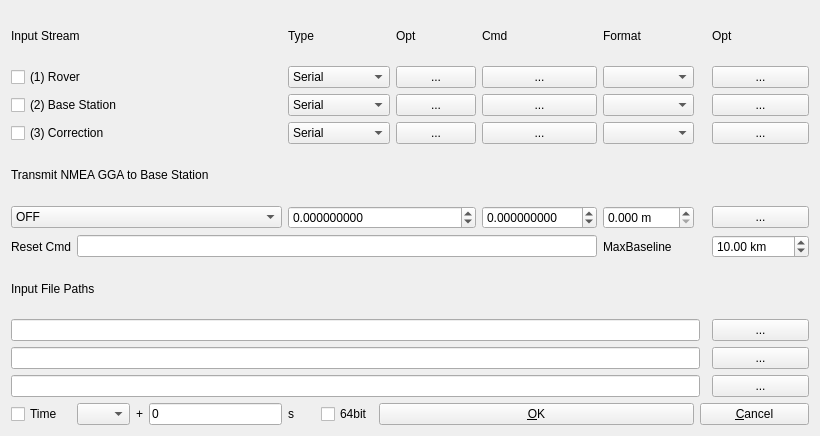
Before: the Qt Designer form app/qtapp/rtknavi_qt/instrdlg.ui in lhuisman/myRTKLIB, drawn with Qt 5.
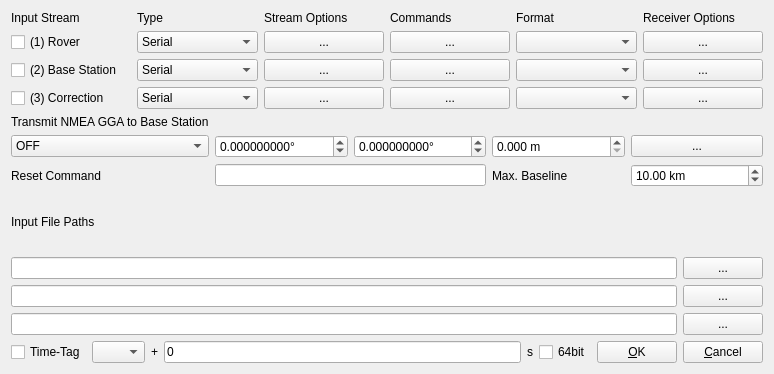
After: the same form once the commit is applied.

Diff of the .ui file:
```diff
--- a/app/qtapp/rtknavi_qt/instrdlg.ui
+++ b/app/qtapp/rtknavi_qt/instrdlg.ui
@@ -6,8 +6,8 @@
    <rect>
     <x>0</x>
     <y>0</y>
-    <width>820</width>
-    <height>436</height>
+    <width>774</width>
+    <height>374</height>
    </rect>
   </property>
   <property name="windowTitle">
@@ -17,274 +17,22 @@
    <string/>
   </property>
   <layout class="QGridLayout" name="gridLayout">
-   <item row="0" column="10">
-    <widget class="QLabel" name="Label7">
-     <property name="toolTip">
-      <string/>
-     </property>
-     <property name="text">
-      <string>Format</string>
-     </property>
-    </widget>
-   </item>
-   <item row="6" column="4" colspan="4">
-    <widget class="QDoubleSpinBox" name="sBNmeaPosition1">
-     <property name="decimals">
-      <number>9</number>
-     </property>
-     <property name="minimum">
-      <double>-180.000000000000000</double>
-     </property>
-     <property name="maximum">
-      <double>180.000000000000000</double>
-     </property>
-    </widget>
-   </item>
-   <item row="11" column="0" colspan="12">
-    <widget class="QLineEdit" name="lEFilePath3">
-     <property name="toolTip">
-      <string/>
-     </property>
-    </widget>
-   </item>
-   <item row="9" column="0" colspan="12">
-    <widget class="QLineEdit" name="lEFilePath1">
-     <property name="toolTip">
-      <string/>
-     </property>
-    </widget>
-   </item>
-   <item row="9" column="13">
-    <widget class="QPushButton" name="btnFile1">
-     <property name="toolTip">
-      <string/>
-     </property>
-     <property name="text">
-      <string>...</string>
-     </property>
-    </widget>
-   </item>
-   <item row="3" column="13">
-    <widget class="QPushButton" name="btnReceiverOptions3">
-     <property name="toolTip">
-      <string/>
-     </property>
-     <property name="text">
-      <string>...</string>
-     </property>
-    </widget>
-   </item>
-   <item row="6" column="0" colspan="4">
-    <widget class="QComboBox" name="cBNmeaReqL">
-     <property name="toolTip">
-      <string/>
-     </property>
-     <item>
-      <property name="text">
-       <string>OFF</string>
-      </property>
-     </item>
-     <item>
-      <property name="text">
-       <string>Latitude/Longitude</string>
-      </property>
-     </item>
-     <item>
-      <property name="text">
-       <string>Single Solution</string>
-      </property>
-     </item>
-    </widget>
-   </item>
-   <item row="1" column="13">
-    <widget class="QPushButton" name="btnReceiverOptions1">
-     <property name="toolTip">
-      <string/>
-     </property>
-     <property name="text">
-      <string>...</string>
-     </property>
-    </widget>
-   </item>
-   <item row="3" column="10">
-    <widget class="QComboBox" name="cBFormat3">
-     <property name="toolTip">
-      <string/>
-     </property>
-    </widget>
-   </item>
-   <item row="6" column="8" colspan="2">
-    <widget class="QDoubleSpinBox" name="sBNmeaPosition2">
-     <property name="decimals">
-      <number>9</number>
-     </property>
-     <property name="minimum">
-      <double>-180.000000000000000</double>
-     </property>
-     <property name="maximum">
-      <double>180.000000000000000</double>
-     </property>
-    </widget>
-   </item>
-   <item row="2" column="10">
-    <widget class="QComboBox" name="cBFormat2">
-     <property name="toolTip">
-      <string/>
-     </property>
-    </widget>
-   </item>
-   <item row="6" column="10">
-    <widget class="QDoubleSpinBox" name="sBNmeaPosition3">
-     <property name="suffix">
-      <string> m</string>
-     </property>
-     <property name="decimals">
-      <number>3</number>
-     </property>
-     <property name="maximum">
-      <double>8000.000000000000000</double>
-     </property>
-    </widget>
-   </item>
-   <item row="1" column="10">
-    <widget class="QComboBox" name="cBFormat1">
-     <property name="toolTip">
-      <string/>
-     </property>
-    </widget>
-   </item>
-   <item row="1" column="4" colspan="3">
-    <widget class="QComboBox" name="cBStream1">
-     <property name="toolTip">
-      <string/>
-     </property>
-     <item>
-      <property name="text">
-       <string>Serial</string>
-      </property>
-     </item>
-     <item>
-      <property name="text">
-       <string>TCP Client</string>
-      </property>
-     </item>
-     <item>
-      <property name="text">
-       <string>TCP Server</string>
-      </property>
-     </item>
-     <item>
-      <property name="text">
-       <string>NTRIP Client</string>
-      </property>
-     </item>
-     <item>
-      <property name="text">
-       <string>File</string>
-      </property>
-     </item>
-    </widget>
-   </item>
-   <item row="2" column="4" colspan="3">
-    <widget class="QComboBox" name="cBStream2">
-     <property name="toolTip">
-      <string/>
-     </property>
-     <item>
-      <property name="text">
-       <string>Serial</string>
-      </property>
-     </item>
-     <item>
-      <property name="text">
-       <string>TCP Client</string>
-      </property>
-     </item>
-     <item>
-      <property name="text">
-       <string>TCP Server</string>
-      </property>
-     </item>
-     <item>
-      <property name="text">
-       <string>NTRIP Client</string>
-      </property>
-     </item>
-     <item>
-      <property name="text">
-       <string>File</string>
-      </property>
-     </item>
-    </widget>
-   </item>
-   <item row="2" column="7">
-    <widget class="QPushButton" name="btnStream2">
-     <property name="toolTip">
-      <string/>
-     </property>
-     <property name="text">
-      <string>...</string>
-     </property>
-    </widget>
-   </item>
-   <item row="6" column="13">
-    <widget class="QPushButton" name="btnPosition">
-     <property name="toolTip">
-      <string/>
-     </property>
-     <property name="text">
-      <string>...</string>
-     </property>
-    </widget>
-   </item>
-   <item row="1" column="0" colspan="4">
-    <widget class="QCheckBox" name="cBStreamC1">
-     <property name="toolTip">
-      <string/>
-     </property>
-     <property name="text">
-      <string>(1) Rover</string>
-     </property>
-    </widget>
-   </item>
-   <item row="13" column="11" colspan="3">
-    <widget class="QPushButton" name="btnCancel">
-     <property name="toolTip">
-      <string/>
-     </property>
-     <property name="text">
-      <string>&amp;Cancel</string>
-     </property>
-    </widget>
-   </item>
-   <item row="13" column="4">
-    <widget class="QLabel" name="lblF2">
-     <property name="text">
-      <string>s</string>
-     </property>
-    </widget>
-   </item>
-   <item row="2" column="13">
-    <widget class="QPushButton" name="btnReceiverOptions2">
-     <property name="toolTip">
-      <string/>
-     </property>
-     <property name="text">
-      <string>...</string>
-     </property>
-    </widget>
-   </item>
-   <item row="2" column="8" colspan="2">
-    <widget class="QPushButton" name="btnCmd2">
-     <property name="toolTip">
-      <string/>
-     </property>
-     <property name="text">
-      <string>...</string>
-     </property>
-    </widget>
-   </item>
-   <item row="13" column="1">
+   <item row="13" column="0">
+    <widget class="QWidget" name="widget_3" native="true">
+     <layout class="QGridLayout" name="gridLayout_4">
+      <property name="leftMargin">
+       <number>0</number>
+      </property>
+      <property name="topMargin">
+       <number>0</number>
+      </property>
+      <property name="rightMargin">
+       <number>0</number>
+      </property>
+      <property name="bottomMargin">
+       <number>0</number>
+      </property>
+      <item row="0" column="1">
     <widget class="QComboBox" name="cBTimeSpeedL">
      <property name="toolTip">
       <string/>
@@ -331,7 +79,17 @@
      </item>
     </widget>
    </item>
-   <item row="13" column="2">
+      <item row="0" column="3">
+       <widget class="QLineEdit" name="lETimeStartE">
+        <property name="toolTip">
+         <string>Specify the start time for replay</string>
+        </property>
+        <property name="text">
+         <string>0</string>
+        </property>
+       </widget>
+      </item>
+      <item row="0" column="2">
     <widget class="QLabel" name="lblF3">
      <property name="toolTip">
       <string/>
@@ -341,17 +99,37 @@
      </property>
     </widget>
    </item>
-   <item row="4" column="0" colspan="6">
-    <widget class="QLabel" name="lblNmea">
+      <item row="0" column="0">
+       <widget class="QCheckBox" name="cBTimeTagC">
      <property name="toolTip">
       <string/>
      </property>
      <property name="text">
-      <string>Transmit NMEA GGA to Base Station</string>
+         <string>Time-Tag</string>
      </property>
     </widget>
    </item>
-   <item row="13" column="6" colspan="5">
+      <item row="0" column="4">
+       <widget class="QLabel" name="lblF2">
+        <property name="text">
+         <string>s</string>
+        </property>
+       </widget>
+      </item>
+      <item row="0" column="5">
+       <widget class="QCheckBox" name="cB64Bit">
+        <property name="toolTip">
+         <string>Use 64 bit time-tags</string>
+        </property>
+        <property name="text">
+         <string>64bit</string>
+        </property>
+       </widget>
+      </item>
+     </layout>
+    </widget>
+   </item>
+   <item row="13" column="1">
     <widget class="QPushButton" name="btnOk">
      <property name="toolTip">
       <string/>
@@ -364,81 +142,17 @@
      </property>
     </widget>
    </item>
-   <item row="10" column="13">
-    <widget class="QPushButton" name="btnFile2">
+   <item row="13" column="2">
+    <widget class="QPushButton" name="btnCancel">
      <property name="toolTip">
       <string/>
      </property>
      <property name="text">
-      <string>...</string>
+      <string>&amp;Cancel</string>
      </property>
     </widget>
    </item>
-   <item row="10" column="0" colspan="12">
-    <widget class="QLineEdit" name="lEFilePath2">
-     <property name="toolTip">
-      <string/>
-     </property>
-    </widget>
-   </item>
-   <item row="0" column="0" colspan="2">
-    <widget class="QLabel" name="Label10">
-     <property name="toolTip">
-      <string/>
-     </property>
-     <property name="text">
-      <string>Input Stream</string>
-     </property>
-    </widget>
-   </item>
-   <item row="3" column="0" colspan="4">
-    <widget class="QCheckBox" name="cBStreamC3">
-     <property name="toolTip">
-      <string/>
-     </property>
-     <property name="text">
-      <string>(3) Correction</string>
-     </property>
-    </widget>
-   </item>
-   <item row="13" column="3">
-    <widget class="QLineEdit" name="lETimeStartE">
-     <property name="text">
-      <string>0</string>
-     </property>
-    </widget>
-   </item>
-   <item row="0" column="8" colspan="2">
-    <widget class="QLabel" name="Label11">
-     <property name="toolTip">
-      <string/>
-     </property>
-     <property name="text">
-      <string>Cmd</string>
-     </property>
-    </widget>
-   </item>
-   <item row="0" column="13">
-    <widget class="QLabel" name="Label1">
-     <property name="toolTip">
-      <string/>
-     </property>
-     <property name="text">
-      <string>Opt</string>
-     </property>
-    </widget>
-   </item>
-   <item row="8" column="0" colspan="2">
-    <widget class="QLabel" name="lblF1">
-     <property name="toolTip">
-      <string/>
-     </property>
-     <property name="text">
-      <string>Input File Paths</string>
-     </property>
-    </widget>
-   </item>
-   <item row="11" column="13">
+   <item row="11" column="2">
     <widget class="QPushButton" name="btnFile3">
      <property name="toolTip">
       <string/>
@@ -448,17 +162,214 @@
      </property>
     </widget>
    </item>
-   <item row="13" column="0">
-    <widget class="QCheckBox" name="cBTimeTagC">
+   <item row="11" column="0" colspan="2">
+    <widget class="QLineEdit" name="lEFilePath3">
      <property name="toolTip">
+      <string>Specify file name for correction data</string>
+     </property>
+    </widget>
+   </item>
+   <item row="10" column="0" colspan="2">
+    <widget class="QLineEdit" name="lEFilePath2">
+     <property name="toolTip">
+      <string>Specify file name for base station data</string>
+     </property>
+    </widget>
+   </item>
+   <item row="10" column="2">
+    <widget class="QPushButton" name="btnFile2">
+     <property name="toolTip">
+      <string>Select base station data file</string>
+     </property>
+     <property name="text">
+      <string>...</string>
+     </property>
+    </widget>
+   </item>
+   <item row="9" column="2">
+    <widget class="QPushButton" name="btnFile1">
+     <property name="toolTip">
+      <string>Select rover data file</string>
+     </property>
+     <property name="text">
+      <string>...</string>
+     </property>
+    </widget>
+   </item>
+   <item row="9" column="0" colspan="2">
+    <widget class="QLineEdit" name="lEFilePath1">
+     <property name="toolTip">
+      <string>Specify file name for rover data</string>
+     </property>
+    </widget>
+   </item>
+   <item row="1" column="0" colspan="3">
+    <widget class="QWidget" name="widget_2" native="true">
+     <layout class="QGridLayout" name="gridLayout_3">
+      <property name="leftMargin">
+       <number>0</number>
+      </property>
+      <property name="topMargin">
+       <number>0</number>
+      </property>
+      <property name="rightMargin">
+       <number>0</number>
+      </property>
+      <property name="bottomMargin">
+       <number>0</number>
+      </property>
+      <item row="1" column="3">
+       <widget class="QDoubleSpinBox" name="sBNmeaPosition3">
+        <property name="toolTip">
+         <string>Height to send to base station</string>
+        </property>
+        <property name="suffix">
+         <string> m</string>
+        </property>
+        <property name="decimals">
+         <number>3</number>
+        </property>
+        <property name="maximum">
+         <double>8000.000000000000000</double>
+        </property>
+       </widget>
+      </item>
+      <item row="1" column="0">
+       <widget class="QComboBox" name="cBNmeaReqL">
+        <property name="toolTip">
+         <string>Transmit the approximate position of the rover to the base station</string>
+        </property>
+        <item>
+         <property name="text">
+          <string>OFF</string>
+         </property>
+        </item>
+        <item>
+         <property name="text">
+          <string>Latitude/Longitude</string>
+         </property>
+        </item>
+        <item>
+         <property name="text">
+          <string>Single Solution</string>
+         </property>
+        </item>
+       </widget>
+      </item>
+      <item row="1" column="1">
+       <widget class="QDoubleSpinBox" name="sBNmeaPosition1">
+        <property name="toolTip">
+         <string>Latitude to send to base station</string>
+        </property>
+        <property name="suffix">
+         <string>°</string>
+        </property>
+        <property name="decimals">
+         <number>9</number>
+        </property>
+        <property name="minimum">
+         <double>-180.000000000000000</double>
+        </property>
+        <property name="maximum">
+         <double>180.000000000000000</double>
+        </property>
+       </widget>
+      </item>
+      <item row="1" column="2">
+       <widget class="QDoubleSpinBox" name="sBNmeaPosition2">
+        <property name="toolTip">
+         <string>Longitude to send to base station</string>
+        </property>
+        <property name="suffix">
+         <string>°</string>
+        </property>
+        <property name="decimals">
+         <number>9</number>
+        </property>
+        <property name="minimum">
+         <double>-90.000000000000000</double>
+        </property>
+        <property name="maximum">
+         <double>90.000000000000000</double>
+        </property>
+       </widget>
+      </item>
+      <item row="0" column="0">
+       <widget class="QLabel" name="lblNmea">
+        <property name="toolTip">
       <string/>
      </property>
      <property name="text">
-      <string>Time</string>
+         <string>Transmit NMEA GGA to Base Station</string>
      </property>
     </widget>
    </item>
-   <item row="0" column="4">
+      <item row="2" column="0">
+       <widget class="QLabel" name="lblResetCmd">
+        <property name="text">
+         <string>Reset Command</string>
+        </property>
+       </widget>
+      </item>
+      <item row="1" column="4">
+       <widget class="QPushButton" name="btnPosition">
+        <property name="toolTip">
+         <string>Select rover position from station list</string>
+        </property>
+        <property name="text">
+         <string>...</string>
+        </property>
+       </widget>
+      </item>
+      <item row="2" column="3">
+       <widget class="QLabel" name="lblMaxBaseLine">
+        <property name="text">
+         <string>Max. Baseline</string>
+        </property>
+       </widget>
+      </item>
+      <item row="2" column="4">
+       <widget class="QDoubleSpinBox" name="sBMaxBaseLine">
+        <property name="toolTip">
+         <string>Maximum baseline which will trigger the reset command to be executed</string>
+        </property>
+        <property name="suffix">
+         <string> km</string>
+        </property>
+        <property name="maximum">
+         <double>99999.990000000005239</double>
+        </property>
+        <property name="value">
+         <double>10.000000000000000</double>
+        </property>
+       </widget>
+      </item>
+      <item row="2" column="1" colspan="2">
+       <widget class="QLineEdit" name="lEResetCmd">
+        <property name="toolTip">
+         <string>Reset command to send when max. baseline is reached</string>
+        </property>
+       </widget>
+      </item>
+     </layout>
+    </widget>
+   </item>
+   <item row="0" column="0" colspan="3">
+    <widget class="QWidget" name="widget" native="true">
+     <layout class="QGridLayout" name="gridLayout_2">
+      <property name="leftMargin">
+       <number>0</number>
+      </property>
+      <property name="topMargin">
+       <number>0</number>
+      </property>
+      <property name="rightMargin">
+       <number>0</number>
+      </property>
+      <property name="bottomMargin">
+       <number>0</number>
+      </property>
+      <item row="0" column="1">
     <widget class="QLabel" name="Label5">
      <property name="toolTip">
       <string/>
@@ -468,17 +379,71 @@
      </property>
     </widget>
    </item>
-   <item row="0" column="7">
+      <item row="0" column="2">
     <widget class="QLabel" name="Label6">
      <property name="toolTip">
       <string/>
      </property>
      <property name="text">
-      <string>Opt</string>
+         <string>Stream Options</string>
      </property>
     </widget>
    </item>
-   <item row="1" column="7">
+      <item row="3" column="3">
+       <widget class="QPushButton" name="btnCmd2">
+        <property name="toolTip">
+         <string>Specify additional commands for the base station</string>
+        </property>
+        <property name="text">
+         <string>...</string>
+        </property>
+       </widget>
+      </item>
+      <item row="3" column="4">
+       <widget class="QComboBox" name="cBFormat2">
+        <property name="toolTip">
+         <string>Select base station data stream format</string>
+        </property>
+       </widget>
+      </item>
+      <item row="3" column="0">
+       <widget class="QCheckBox" name="cBStreamC2">
+        <property name="toolTip">
+         <string>Activate data input stream for the base station</string>
+        </property>
+        <property name="text">
+         <string>(2) Base Station</string>
+        </property>
+       </widget>
+      </item>
+      <item row="4" column="0">
+       <widget class="QCheckBox" name="cBStreamC3">
+        <property name="toolTip">
+         <string>Activate data input stream for additional corrections</string>
+        </property>
+        <property name="text">
+         <string>(3) Correction</string>
+        </property>
+       </widget>
+      </item>
+      <item row="2" column="0">
+       <widget class="QCheckBox" name="cBStreamC1">
+        <property name="toolTip">
+         <string>Activate data input stream for the rover</string>
+        </property>
+        <property name="text">
+         <string>(1) Rover</string>
+        </property>
+       </widget>
+      </item>
+      <item row="4" column="4">
+       <widget class="QComboBox" name="cBFormat3">
+        <property name="toolTip">
+         <string>Select correction data stream format</string>
+        </property>
+       </widget>
+      </item>
+      <item row="2" column="2">
     <widget class="QPushButton" name="btnStream1">
      <property name="toolTip">
       <string/>
@@ -488,7 +453,17 @@
      </property>
     </widget>
    </item>
-   <item row="1" column="8" colspan="2">
+      <item row="4" column="3">
+       <widget class="QPushButton" name="btnCmd3">
+        <property name="toolTip">
+         <string>Specify additional commands for the correction data stream</string>
+        </property>
+        <property name="text">
+         <string>...</string>
+        </property>
+       </widget>
+      </item>
+      <item row="2" column="3">
     <widget class="QPushButton" name="btnCmd1">
      <property name="toolTip">
       <string/>
@@ -498,7 +473,39 @@
      </property>
     </widget>
    </item>
-   <item row="3" column="7">
+      <item row="2" column="1">
+       <widget class="QComboBox" name="cBStream1">
+        <property name="toolTip">
+         <string>Select input stream type for rover</string>
+        </property>
+        <item>
+         <property name="text">
+          <string>Serial</string>
+         </property>
+        </item>
+        <item>
+         <property name="text">
+          <string>TCP Client</string>
+         </property>
+        </item>
+        <item>
+         <property name="text">
+          <string>TCP Server</string>
+         </property>
+        </item>
+        <item>
+         <property name="text">
+          <string>NTRIP Client</string>
+         </property>
+        </item>
+        <item>
+         <property name="text">
+          <string>File</string>
+         </property>
+        </item>
+       </widget>
+      </item>
+      <item row="4" column="2">
     <widget class="QPushButton" name="btnStream3">
      <property name="toolTip">
       <string/>
@@ -508,27 +515,17 @@
      </property>
     </widget>
    </item>
-   <item row="3" column="8" colspan="2">
-    <widget class="QPushButton" name="btnCmd3">
+      <item row="0" column="4">
+       <widget class="QLabel" name="Label7">
      <property name="toolTip">
       <string/>
      </property>
      <property name="text">
-      <string>...</string>
+         <string>Format</string>
      </property>
     </widget>
    </item>
-   <item row="2" column="0" colspan="4">
-    <widget class="QCheckBox" name="cBStreamC2">
-     <property name="toolTip">
-      <string/>
-     </property>
-     <property name="text">
-      <string>(2) Base Station</string>
-     </property>
-    </widget>
-   </item>
-   <item row="3" column="4" colspan="3">
+      <item row="4" column="1">
     <widget class="QComboBox" name="cBStream3">
      <property name="toolTip">
       <string/>
@@ -570,81 +567,130 @@
      </item>
     </widget>
    </item>
-   <item row="7" column="0">
-    <widget class="QLabel" name="lblResetCmd">
+      <item row="2" column="4">
+       <widget class="QComboBox" name="cBFormat1">
+        <property name="toolTip">
+         <string>Select rover data stream format</string>
+        </property>
+       </widget>
+      </item>
+      <item row="3" column="2">
+       <widget class="QPushButton" name="btnStream2">
+        <property name="toolTip">
+         <string>Select options for the base station data stream</string>
+        </property>
      <property name="text">
-      <string>Reset Cmd</string>
+         <string>...</string>
      </property>
     </widget>
    </item>
-   <item row="7" column="10">
-    <widget class="QLabel" name="lblMaxBaseLine">
+      <item row="3" column="1">
+       <widget class="QComboBox" name="cBStream2">
+        <property name="toolTip">
+         <string>Select input stream type for base station</string>
+        </property>
+        <item>
      <property name="text">
-      <string>MaxBaseline</string>
-     </property>
-    </widget>
-   </item>
-   <item row="7" column="1" colspan="9">
-    <widget class="QLineEdit" name="lEResetCmd"/>
-   </item>
-   <item row="13" column="5">
-    <widget class="QCheckBox" name="cB64Bit">
+          <string>Serial</string>
+         </property>
+        </item>
+        <item>
+         <property name="text">
+          <string>TCP Client</string>
+         </property>
+        </item>
+        <item>
+         <property name="text">
+          <string>TCP Server</string>
+         </property>
+        </item>
+        <item>
+         <property name="text">
+          <string>NTRIP Client</string>
+         </property>
+        </item>
+        <item>
+         <property name="text">
+          <string>File</string>
+         </property>
+        </item>
+       </widget>
+      </item>
+      <item row="0" column="3">
+       <widget class="QLabel" name="Label11">
+        <property name="toolTip">
+         <string/>
+        </property>
+        <property name="text">
+         <string>Commands</string>
+        </property>
+       </widget>
+      </item>
+      <item row="0" column="0">
+       <widget class="QLabel" name="Label10">
+        <property name="toolTip">
+         <string/>
+        </property>
      <property name="text">
-      <string>64bit</string>
+         <string>Input Stream</string>
      </property>
     </widget>
    </item>
-   <item row="7" column="13">
-    <widget class="QDoubleSpinBox" name="sBMaxBaseLine">
-     <property name="suffix">
-      <string> km</string>
-     </property>
-     <property name="maximum">
-      <double>99999.990000000005239</double>
-     </property>
-     <property name="value">
-      <double>10.000000000000000</double>
-     </property>
-    </widget>
-   </item>
-  </layout>
- </widget>
- <tabstops>
-  <tabstop>cBStreamC1</tabstop>
-  <tabstop>cBStream1</tabstop>
-  <tabstop>btnStream1</tabstop>
-  <tabstop>btnCmd1</tabstop>
-  <tabstop>cBFormat1</tabstop>
-  <tabstop>btnReceiverOptions1</tabstop>
-  <tabstop>cBStreamC2</tabstop>
-  <tabstop>cBStream2</tabstop>
-  <tabstop>btnStream2</tabstop>
-  <tabstop>btnCmd2</tabstop>
-  <tabstop>cBFormat2</tabstop>
-  <tabstop>btnReceiverOptions2</tabstop>
-  <tabstop>cBStreamC3</tabstop>
-  <tabstop>cBStream3</tabstop>
-  <tabstop>btnStream3</tabstop>
-  <tabstop>btnCmd3</tabstop>
-  <tabstop>cBFormat3</tabstop>
-  <tabstop>btnReceiverOptions3</tabstop>
-  <tabstop>cBNmeaReqL</tabstop>
-  <tabstop>sBNmeaPosition1</tabstop>
-  <tabstop>sBNmeaPosition2</tabstop>
-  <tabstop>sBNmeaPosition3</tabstop>
-  <tabstop>btnPosition</tabstop>
-  <tabstop>lEFilePath1</tabstop>
-  <tabstop>btnFile1</tabstop>
-  <tabstop>lEFilePath2</tabstop>
-  <tabstop>btnFile2</tabstop>
-  <tabstop>lEFilePath3</tabstop>
-  <tabstop>btnFile3</tabstop>
-  <tabstop>cBTimeTagC</tabstop>
-  <tabstop>cBTimeSpeedL</tabstop>
-  <tabstop>lETimeStartE</tabstop>
-  <tabstop>btnOk</tabstop>
-  <tabstop>btnCancel</tabstop>
- </tabstops>
+      <item row="4" column="5">
+       <widget class="QPushButton" name="btnReceiverOptions3">
+        <property name="toolTip">
+         <string>Define additional options for the receiver</string>
+        </property>
+        <property name="text">
+         <string>...</string>
+        </property>
+       </widget>
+      </item>
+      <item row="3" column="5">
+       <widget class="QPushButton" name="btnReceiverOptions2">
+        <property name="toolTip">
+         <string>Define additional options for the receiver</string>
+        </property>
+        <property name="text">
+         <string>...</string>
+        </property>
+       </widget>
+      </item>
+      <item row="2" column="5">
+       <widget class="QPushButton" name="btnReceiverOptions1">
+        <property name="toolTip">
+         <string>Define additional options for the receiver</string>
+        </property>
+        <property name="text">
+         <string>...</string>
+        </property>
+       </widget>
+      </item>
+      <item row="0" column="5">
+       <widget class="QLabel" name="Label1">
+        <property name="toolTip">
+         <string/>
+        </property>
+        <property name="text">
+         <string>Receiver Options</string>
+        </property>
+       </widget>
+      </item>
+     </layout>
+    </widget>
+   </item>
+   <item row="8" column="0" colspan="3">
+    <widget class="QLabel" name="lblF1">
+     <property name="toolTip">
+      <string/>
+     </property>
+     <property name="text">
+      <string>Input File Paths</string>
+     </property>
+    </widget>
+   </item>
+  </layout>
+ </widget>
  <resources/>
  <connections/>
 </ui>
```
Left out of the diff: 18 changed lines with no effect on the pictures. Lines whose indentation alone changed are shown as unchanged.
